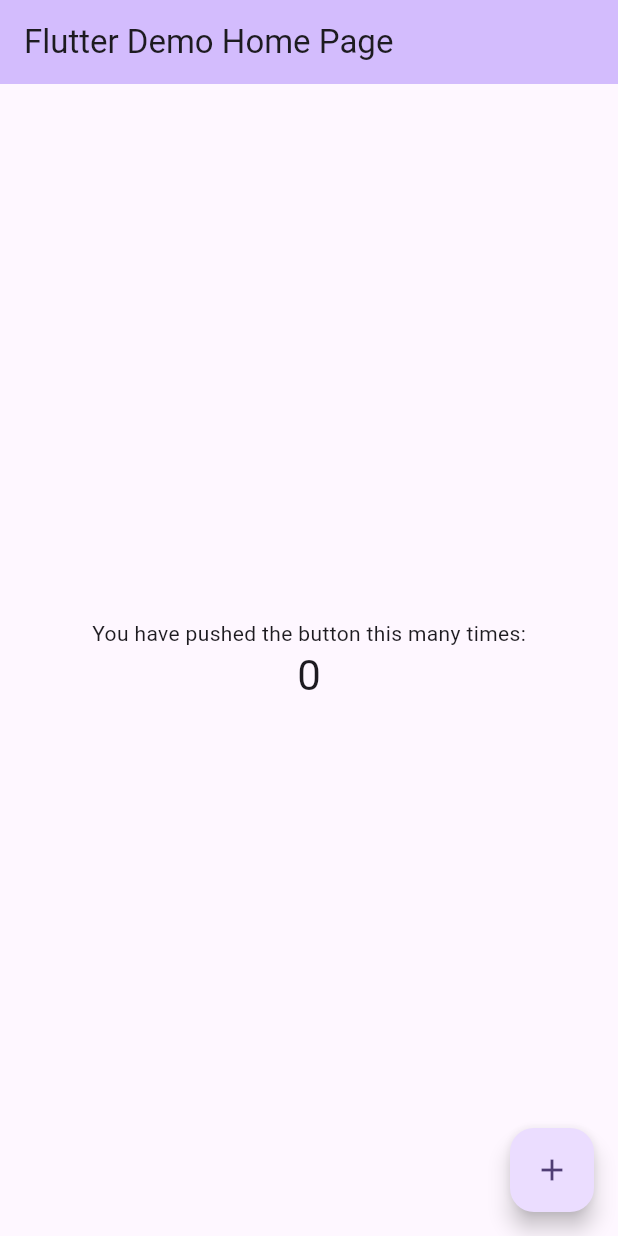
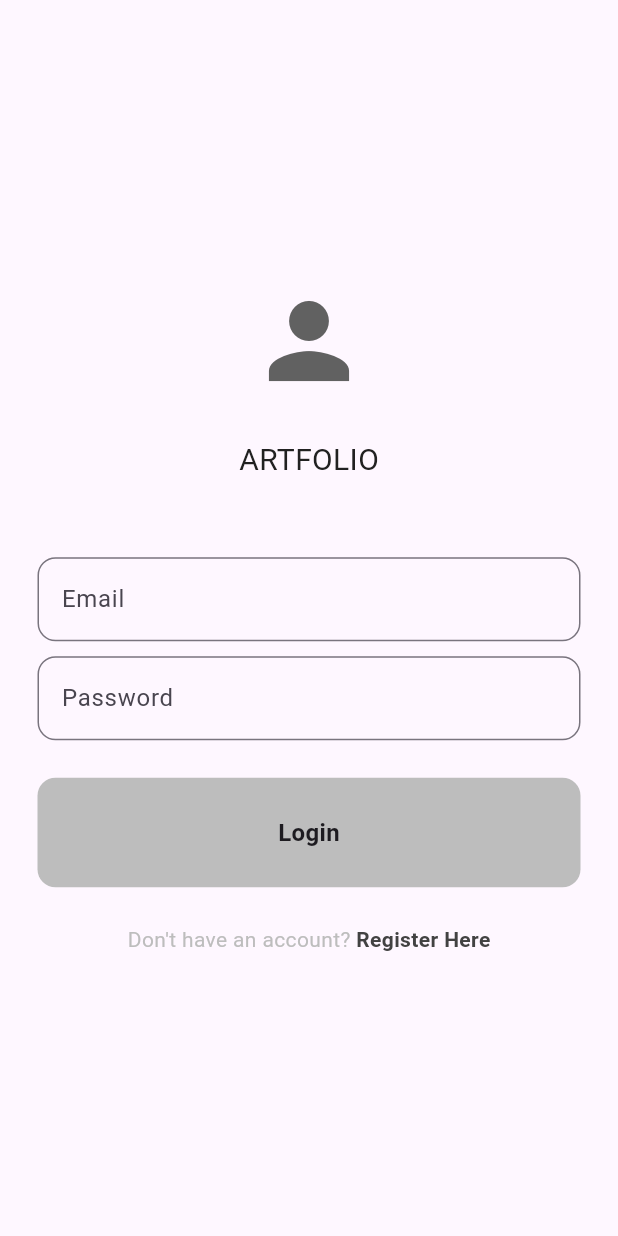
Before and after one commit to KLEPIO/Artfolio, a Flutter app: the screen it shows after launch, on a phone screen of 412 x 824 dp. Run offline on Flutter 3.47's test engine with Material 3 defaults, Android fonts, the phone set to English and light mode, and no system bars; our stand-ins replace cloud_firestore, firebase_auth, firebase_core; accounts and stored records are empty.

Commit message:
Added Project
Added code for login and register screen, with functional connection to firebase.

```diff
--- /dev/null
+++ b/lib/auth/auth.dart
@@ -0,0 +1,24 @@
+import 'package:artfolio/auth/login_or_register.dart';
+import 'package:artfolio/screens/user_page.dart';
+import 'package:firebase_auth/firebase_auth.dart';
+import 'package:flutter/material.dart';
+
+class AuthPage extends StatelessWidget {
+  const AuthPage({super.key});
+
+  @override
+  Widget build(BuildContext context) {
+    return Scaffold(
+      body: StreamBuilder(
+          stream: FirebaseAuth.instance.authStateChanges(),
+          builder: (context, snapshot) {
+            // user is logged in
+            if (snapshot.hasData) {
+              return UserPage();
+            } else {
+              return const LoginOrRegister();
+            }
+          }),
+    );
+  }
+}
--- /dev/null
+++ b/lib/auth/login_or_register.dart
@@ -0,0 +1,31 @@
+import 'package:artfolio/screens/login_page.dart';
+import 'package:artfolio/screens/register_page.dart';
+import 'package:flutter/material.dart';
+
+class LoginOrRegister extends StatefulWidget {
+  const LoginOrRegister({super.key});
+
+  @override
+  State<LoginOrRegister> createState() => _LoginOrRegisterState();
+}
+
+class _LoginOrRegisterState extends State<LoginOrRegister> {
+  // show login page
+  bool showLoginPage = true;
+
+  // toggle between login and register page
+  void togglePages() {
+    setState(() {
+      showLoginPage = !showLoginPage;
+    });
+  }
+
+  @override
+  Widget build(BuildContext context) {
+    if (showLoginPage) {
+      return LoginPage(onTap: togglePages);
+    } else {
+      return RegisterPage(onTap: togglePages);
+    }
+  }
+}
--- /dev/null
+++ b/lib/components/buttons.dart
@@ -0,0 +1,35 @@
+import 'package:flutter/material.dart';
+
+class Buttons extends StatelessWidget {
+  final String text;
+  final void Function()? onTap;
+
+  const Buttons({
+    super.key,
+    required this.text,
+    required this.onTap,
+  });
+
+  @override
+  Widget build(BuildContext context) {
+    return GestureDetector(
+      onTap: onTap,
+      child: Container(
+        decoration: BoxDecoration(
+          color: Colors.grey.shade400,
+          borderRadius: BorderRadius.circular(12),
+        ),
+        padding: const EdgeInsets.all(25),
+        child: Center(
+          child: Text(
+            text,
+            style: const TextStyle(
+              fontWeight: FontWeight.bold,
+              fontSize: 16,
+            ),
+          ),
+        ),
+      ),
+    );
+  }
+}
--- /dev/null
+++ b/lib/components/textfield.dart
@@ -0,0 +1,26 @@
+import 'package:flutter/material.dart';
+
+class Textfield extends StatelessWidget {
+  final String hintText;
+  final bool obscureText;
+  final TextEditingController controller;
+
+  const Textfield({
+    super.key,
+    required this.hintText,
+    required this.obscureText,
+    required this.controller,
+  });
+
+  @override
+  Widget build(BuildContext context) {
+    return TextField(
+      controller: controller,
+      decoration: InputDecoration(
+        border: OutlineInputBorder(borderRadius: BorderRadius.circular(12)),
+        hintText: hintText,
+      ),
+      obscureText: obscureText,
+    );
+  }
+}
--- a/lib/main.dart
+++ b/lib/main.dart
@@ -1,125 +1,29 @@
+import 'package:artfolio/auth/auth.dart';
+import 'package:artfolio/auth/login_or_register.dart';
+import 'package:artfolio/firebase_options.dart';
+import 'package:artfolio/screens/user_page.dart';
+import 'package:firebase_core/firebase_core.dart';
 import 'package:flutter/material.dart';
 
-void main() {
+void main() async {
+  WidgetsFlutterBinding.ensureInitialized();
+  await Firebase.initializeApp(options: DefaultFirebaseOptions.currentPlatform);
   runApp(const MyApp());
 }
 
 class MyApp extends StatelessWidget {
   const MyApp({super.key});
 
-  // This widget is the root of your application.
   @override
   Widget build(BuildContext context) {
     return MaterialApp(
-      title: 'Flutter Demo',
-      theme: ThemeData(
-        // This is the theme of your application.
-        //
-        // TRY THIS: Try running your application with "flutter run". You'll see
-        // the application has a purple toolbar. Then, without quitting the app,
-        // try changing the seedColor in the colorScheme below to Colors.green
-        // and then invoke "hot reload" (save your changes or press the "hot
-        // reload" button in a Flutter-supported IDE, or press "r" if you used
-        // the command line to start the app).
-        //
-        // Notice that the counter didn't reset back to zero; the application
-        // state is not lost during the reload. To reset the state, use hot
-        // restart instead.
-        //
-        // This works for code too, not just values: Most code changes can be
-        // tested with just a hot reload.
-        colorScheme: ColorScheme.fromSeed(seedColor: Colors.deepPurple),
-        useMaterial3: true,
-      ),
-      home: const MyHomePage(title: 'Flutter Demo Home Page'),
+      debugShowCheckedModeBanner: false,
+      home: const AuthPage(),
+      // insert routes to navigate from drawer
+      routes: {
+        '/login_register_page': (context) => const LoginOrRegister(),
+        '/user_page': (context) => UserPage(),
+      },
     );
   }
 }
-
-class MyHomePage extends StatefulWidget {
-  const MyHomePage({super.key, required this.title});
-
-  // This widget is the home page of your application. It is stateful, meaning
-  // that it has a State object (defined below) that contains fields that affect
-  // how it looks.
-
-  // This class is the configuration for the state. It holds the values (in this
-  // case the title) provided by the parent (in this case the App widget) and
-  // used by the build method of the State. Fields in a Widget subclass are
-  // always marked "final".
-
-  final String title;
-
-  @override
-  State<MyHomePage> createState() => _MyHomePageState();
-}
-
-class _MyHomePageState extends State<MyHomePage> {
-  int _counter = 0;
-
-  void _incrementCounter() {
-    setState(() {
-      // This call to setState tells the Flutter framework that something has
-      // changed in this State, which causes it to rerun the build method below
-      // so that the display can reflect the updated values. If we changed
-      // _counter without calling setState(), then the build method would not be
-      // called again, and so nothing would appear to happen.
-      _counter++;
-    });
-  }
-
-  @override
-  Widget build(BuildContext context) {
-    // This method is rerun every time setState is called, for instance as done
-    // by the _incrementCounter method above.
-    //
-    // The Flutter framework has been optimized to make rerunning build methods
-    // fast, so that you can just rebuild anything that needs updating rather
-    // than having to individually change instances of widgets.
-    return Scaffold(
-      appBar: AppBar(
-        // TRY THIS: Try changing the color here to a specific color (to
-        // Colors.amber, perhaps?) and trigger a hot reload to see the AppBar
-        // change color while the other colors stay the same.
-        backgroundColor: Theme.of(context).colorScheme.inversePrimary,
-        // Here we take the value from the MyHomePage object that was created by
-        // the App.build method, and use it to set our appbar title.
-        title: Text(widget.title),
-      ),
-      body: Center(
-        // Center is a layout widget. It takes a single child and positions it
-        // in the middle of the parent.
-        child: Column(
-          // Column is also a layout widget. It takes a list of children and
-          // arranges them vertically. By default, it sizes itself to fit its
-          // children horizontally, and tries to be as tall as its parent.
-          //
-          // Column has various properties to control how it sizes itself and
-          // how it positions its children. Here we use mainAxisAlignment to
-          // center the children vertically; the main axis here is the vertical
-          // axis because Columns are vertical (the cross axis would be
-          // horizontal).
-          //
-          // TRY THIS: Invoke "debug painting" (choose the "Toggle Debug Paint"
-          // action in the IDE, or press "p" in the console), to see the
-          // wireframe for each widget.
-          mainAxisAlignment: MainAxisAlignment.center,
-          children: <Widget>[
-            const Text(
-              'You have pushed the button this many times:',
-            ),
-            Text(
-              '$_counter',
-              style: Theme.of(context).textTheme.headlineMedium,
-            ),
-          ],
-        ),
-      ),
-      floatingActionButton: FloatingActionButton(
-        onPressed: _incrementCounter,
-        tooltip: 'Increment',
-        child: const Icon(Icons.add),
-      ), // This trailing comma makes auto-formatting nicer for build methods.
-    );
-  }
-}
--- /dev/null
+++ b/lib/screens/login_page.dart
@@ -0,0 +1,122 @@
+import 'package:artfolio/components/buttons.dart';
+import 'package:artfolio/components/textfield.dart';
+import 'package:artfolio/helper/helper_functions.dart';
+import 'package:firebase_auth/firebase_auth.dart';
+import 'package:flutter/material.dart';
+
+class LoginPage extends StatefulWidget {
+  final void Function()? onTap;
+
+  const LoginPage({super.key, required this.onTap});
+
+  @override
+  State<LoginPage> createState() => _LoginPageState();
+}
+
+class _LoginPageState extends State<LoginPage> {
+  // text controllers
+  final TextEditingController emailController = TextEditingController();
+
+  final TextEditingController passwordController = TextEditingController();
+
+  // login method
+  void login() async {
+    // show loading circle
+    showDialog(
+      context: context,
+      builder: (context) => const Center(
+        child: CircularProgressIndicator(),
+      ),
+    );
+
+    // sign in
+    try {
+      await FirebaseAuth.instance.signInWithEmailAndPassword(
+          email: emailController.text, password: passwordController.text);
+
+      // show loading circle
+      if (context.mounted) Navigator.pop(context);
+    }
+    // display any errors
+    on FirebaseAuthException catch (e) {
+      // show loading circle
+      Navigator.pop(context);
+      displayMessageToUser(e.code, context);
+    }
+  }
+
+  @override
+  Widget build(BuildContext context) {
+    return Scaffold(
+        body: Center(
+            child: Padding(
+      padding: const EdgeInsets.all(25.0),
+      child: Column(
+        mainAxisAlignment: MainAxisAlignment.center,
+        children: [
+          Icon(
+            Icons.person,
+            size: 80,
+            color: Colors.grey.shade700,
+          ),
+
+          const SizedBox(height: 25),
+
+          Text(
+            "ARTFOLIO",
+            style: TextStyle(fontSize: 20, color: Colors.grey.shade900),
+          ),
+
+          const SizedBox(height: 50),
+
+          // email textfield
+          Textfield(
+            hintText: "Email",
+            obscureText: false,
+            controller: emailController,
+          ),
+
+          const SizedBox(height: 10),
+
+          // password textfield
+          Textfield(
+            hintText: "Password",
+            obscureText: true,
+            controller: passwordController,
+          ),
+
+          const SizedBox(height: 25),
+
+          // sign in button
+          Buttons(
+            text: "Login",
+            onTap: login,
+          ),
+
+          const SizedBox(height: 25),
+
+          // register
+          Row(
+            mainAxisAlignment: MainAxisAlignment.center,
+            children: [
+              Text(
+                "Don't have an account?",
+                style: TextStyle(color: Colors.grey.shade400),
+              ),
+              GestureDetector(
+                onTap: widget.onTap,
+                child: Text(
+                  " Register Here",
+                  style: TextStyle(
+                    color: Colors.grey.shade800,
+                    fontWeight: FontWeight.bold,
+                  ),
+                ),
+              ),
+            ],
+          ),
+        ],
+      ),
+    )));
+  }
+}
```
Also changed, not shown: lib/components/app_drawer.dart (added, +115 -0 lines), lib/helper/helper_functions.dart (added, +10 -0 lines), lib/screens/register_page.dart (added, +171 -0 lines), lib/screens/user_page.dart (added, +63 -0 lines), pubspec.yaml (+7 -3 lines), firebase.json (added), lib/firebase_options.dart (added), pubspec.lock, 7 other files.
